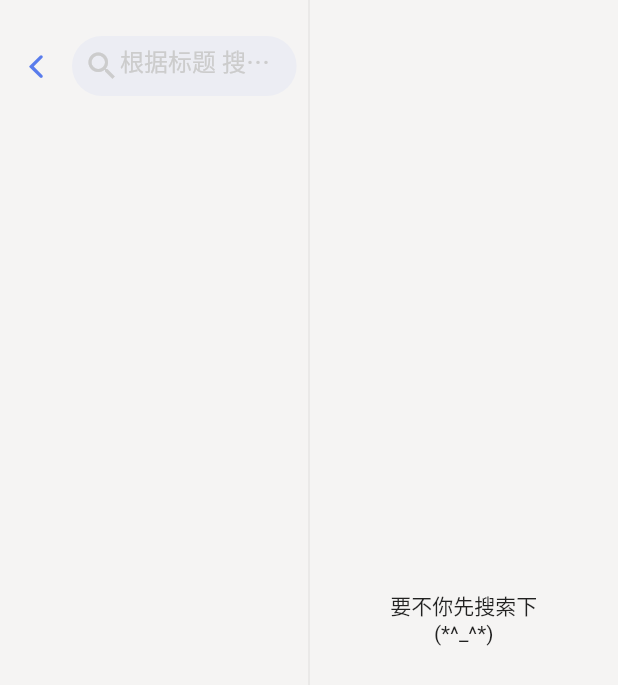
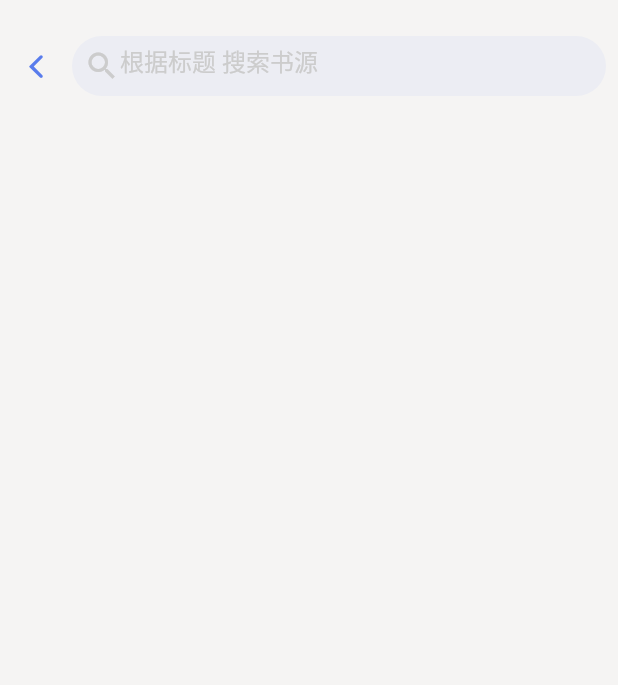
Before and after one commit to huage2580/yuedu_hd, a Flutter app: the PageAddBook screen opened directly, on a phone screen of 412 x 824 dp. Shown: the top 685 px of the screen. Run offline on Flutter 3.47's test engine with Material 2 defaults, Android fonts, the light colour scheme and no system bars; our stand-ins replace bot_toast, dio, flutter_colorpicker, sqflite, sqflite_common_ffi, waterfall_flow; missing offline and left inert: draggable_scrollbar, gbk_codec, worker_manager, yuedu_parser; accounts and stored records are empty.

Commit message:
竖屏支持-搜书页面

```diff
--- a/lib/db/book_toc_helper.dart
+++ b/lib/db/book_toc_helper.dart
@@ -64,6 +64,7 @@ class BookTocHelper{
         developer.log('目录解析完成 ${book.bookUrl},目录数量:${result.length}');
       }else{
         developer.log('目录解析错误:${book.bookUrl},网络错误${response.statusCode}');
+        throw Exception('网络错误${response.statusCode}');
       }
     }catch(e){
       developer.log('${book.bookUrl} 目录解析错误[使用规则${ruleBean.toString()}]:$e');
--- a/lib/ui/bookshelf/page_add_book.dart
+++ b/lib/ui/bookshelf/page_add_book.dart
@@ -20,6 +20,8 @@ class _PageAddBookState extends State<PageAddBook>{
   var _searchResultList = List<BookInfoBean>();
 
   var _selectBookId = -1;//5 for test,default -1
+  var isLandscape = false;
+
 
   @override
   void initState() {
@@ -31,10 +33,22 @@ class _PageAddBookState extends State<PageAddBook>{
   @override
   Widget build(BuildContext context) {
     var theme = Theme.of(context);
+    isLandscape = MediaQuery.of(context).orientation == Orientation.landscape;
     return Scaffold(
       resizeToAvoidBottomInset: false,
       resizeToAvoidBottomPadding: false,
-      body: Row(
+      body: OrientationBuilder( builder: (context,orientation){
+        if(isLandscape){
+          return _buildPageLandscape(theme, context);
+        }else{
+          return _buildPagePortrait(theme, context);
+        }
+      },),
+    );
+  }
+
+  Row _buildPageLandscape(ThemeData theme, BuildContext context) {
+    return Row(
       mainAxisAlignment: MainAxisAlignment.spaceEvenly,
       children: [
         Expanded(
@@ -74,9 +88,57 @@ class _PageAddBookState extends State<PageAddBook>{
         VerticalDivider(width: 0.5,thickness: 0.5,),
         Expanded(child: BookDetailWidget(_selectBookId)),
       ],
-      ),
     );
   }
+
+  Widget _buildPagePortrait(ThemeData theme, BuildContext context) {
+    return Stack(
+      children: [
+        Stack(
+          children: [
+            Column(
+              children: [
+                Container(
+                  margin: EdgeInsets.only(top: 20),
+                  child: Row(
+                    children: [
+                      IconButton(icon: Icon(CupertinoIcons.back,color: theme.primaryColor,), onPressed: (){
+                        Navigator.of(context).pop();
+                      }),
+                      Expanded(child: _buildSearch(theme)),
+                      HSpace(8),
+                    ],
+                  ),
+                ),
+                Visibility(visible: _canStop,child: LinearProgressIndicator(valueColor: AlwaysStoppedAnimation<Color>(theme.primaryColorLight),)),
+                Expanded(child: _buildSearchList(context)),
+              ],
+            ),
+            Align(
+              alignment: Alignment.bottomRight,
+              child: Visibility(
+                visible: _canStop,
+                child: Container(
+                  margin: EdgeInsets.all(8),
+                  child: FloatingActionButton(onPressed: (){
+                    _searchHelper.cancelSearch('test');
+                    BotToast.showText(text:"请等待线程结束...");
+                  },child: Icon(Icons.stop),backgroundColor: theme.primaryColor,foregroundColor: theme.canvasColor,),
+                ),
+              ),
+            ),
+          ],
+        ),
+        Visibility(visible: _selectBookId !=-1,child: Container(color: theme.backgroundColor,child: BookDetailWidget(_selectBookId,backClick: (){
+          _selectBookId = -1;
+          setState(() {
+
+          });
+        },))),
+      ],
+    );
+  }
+
 
   Container _buildSearch(ThemeData theme) {
     return Container(
--- a/lib/ui/reading/page_reading.dart
+++ b/lib/ui/reading/page_reading.dart
@@ -250,7 +250,7 @@ class _PageReadingState extends State<PageReading> {
               color: theme.canvasColor,
               child: Text(bookInfo == null
                   ? '获取书籍信息...'
-                  : '${bookInfo.name}[${bookInfo.author}] $currChapterName ${bookInfo.bookUrl}',maxLines: 1,overflow: TextOverflow.ellipsis,),
+                  : '${bookInfo.name}[${bookInfo.author}] $currChapterName \n${bookInfo.bookUrl}',maxLines: 2,overflow: TextOverflow.ellipsis,),
             )
           ],
         ),
```
Also changed, not shown: lib/ui/bookshelf/page_bookshelf.dart (+7 -1 lines), lib/ui/bookshelf/widget_book_detail.dart (+16 -3 lines). Lines whose indentation alone changed are shown as unchanged.
